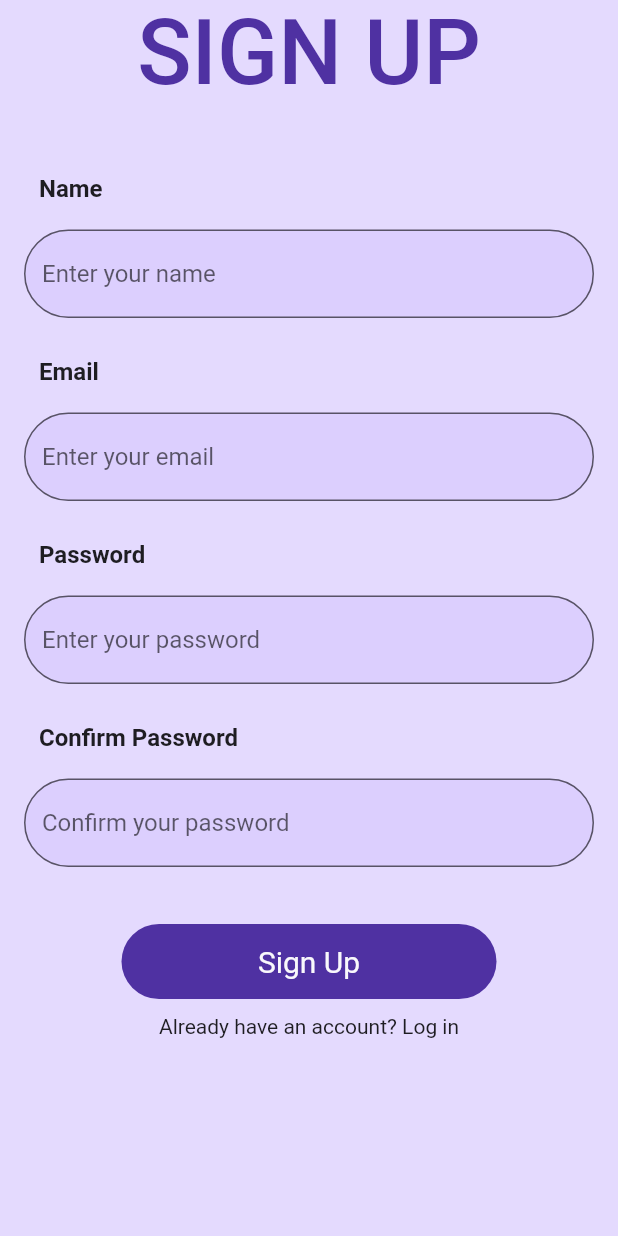
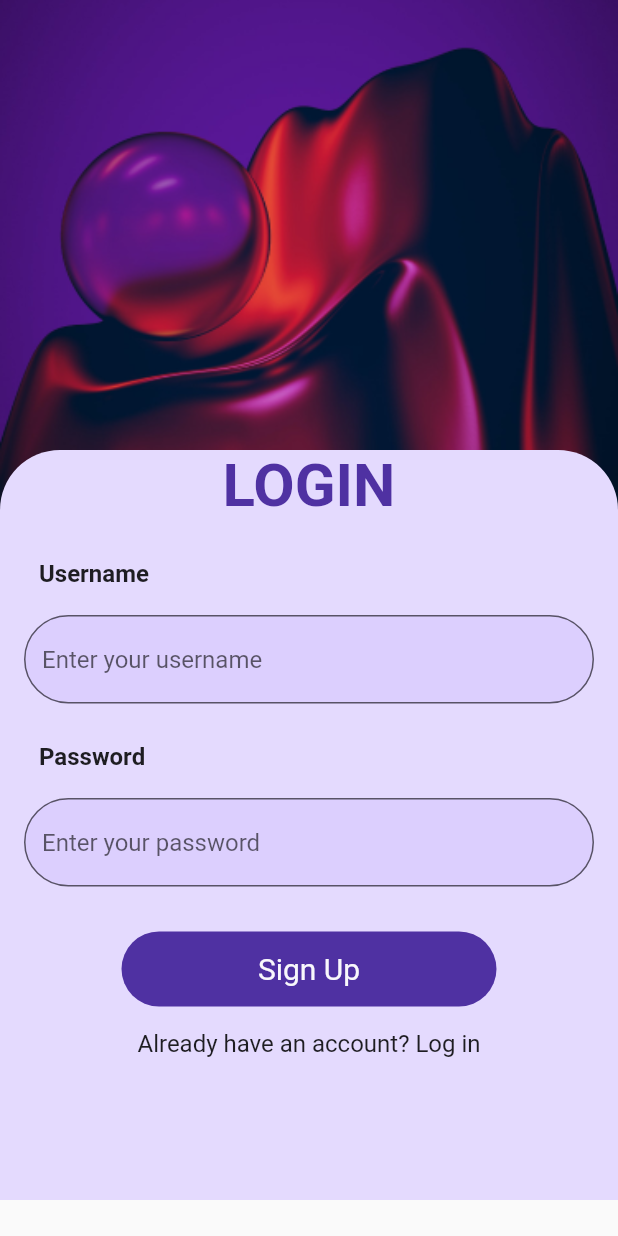
Before and after one commit to shrastaniraula/flip-facts, a Flutter app: the screen it shows after launch, on a phone screen of 412 x 824 dp. Run offline on Flutter 3.47's test engine with Material 2 defaults, Android fonts, the phone set to English and light mode, and no system bars.

Commit message:
complete login,signup,landing

```diff
--- a/lib/Signup.dart
+++ b/lib/Signup.dart
@@ -2,11 +2,20 @@ import 'package:flutter/src/widgets/framework.dart';
 import 'package:flutter/src/widgets/placeholder.dart';
 import "package:flutter/material.dart";
 
-class Signup extends StatelessWidget {
+class Signup extends StatefulWidget {
   Signup({super.key});
+
+  @override
+  State<Signup> createState() => _SignupState();
+}
+
+class _SignupState extends State<Signup> {
   TextEditingController nameController = TextEditingController();
+
   TextEditingController emailController = TextEditingController();
+
   TextEditingController passwordController = TextEditingController();
+
   TextEditingController confirmPasswordController = TextEditingController();
 
   @override
@@ -17,7 +26,7 @@ class Signup extends StatelessWidget {
         child: Container(
           child: SafeArea(
             child: Column(children: [
-              Text("SIGN UP",
+            const Text("SIGN UP",
                   textAlign: TextAlign.left,
                   style: TextStyle(
                       fontSize: 60,
@@ -31,18 +40,18 @@ class Signup extends StatelessWidget {
                 child: Column(
                   crossAxisAlignment: CrossAxisAlignment.start,
                   children: [
-                    Padding(
+                  const  Padding(
                       padding: EdgeInsets.all(10),
                       child: Text(
                         'Name',
-                        style: TextStyle(
+                        style:  TextStyle(
                             fontSize: 16.0, fontWeight: FontWeight.bold),
                       ),
                     ),
                     SizedBox(height: 8.0),
                     TextField(
                       controller: nameController,
-                      decoration: InputDecoration(
+                      decoration: const InputDecoration(
                         filled: true,
                         fillColor: Color.fromARGB(255, 220, 207, 254),
                         border: OutlineInputBorder(
@@ -52,7 +61,7 @@ class Signup extends StatelessWidget {
                       ),
                     ),
                     SizedBox(height: 16.0),
-                    Padding(
+                    const Padding(
                       padding: EdgeInsets.all(10),
                       child: Text(
                         'Email',
@@ -94,8 +103,8 @@ class Signup extends StatelessWidget {
                         hintText: 'Enter your password',
                       ),
                     ),
-                    SizedBox(height: 16.0),
-                    Padding(
+                  const  SizedBox(height: 16.0),
+                    const Padding(
                       padding: EdgeInsets.all(10),
                       child: Text(
                         'Confirm Password',
@@ -135,7 +144,7 @@ class Signup extends StatelessWidget {
                     borderRadius: BorderRadius.circular(50),
                     color: Color.fromARGB(255, 79, 49, 162),
                   ),
-                  child: Center(
+                  child: const Center(
                       child: Text('Sign Up',
                           style: TextStyle(
                               fontSize: 20,
--- /dev/null
+++ b/lib/login.dart
@@ -0,0 +1,160 @@
+// import 'package:flutter/material.dart';
+// import 'package:flutter/src/widgets/framework.dart';
+// import 'package:flutter/src/widgets/placeholder.dart';
+
+// class Login extends StatelessWidget {
+//   const Login({super.key});
+
+//   @override
+//   Widget build(BuildContext context) {
+//     return Scaffold(
+//       backgroundColor: Color.fromARGB(255, 228, 218, 254),
+//     );
+//   }
+// }
+
+import 'package:flutter/material.dart';
+// import 'package:sendimage/createnews.dart';
+
+class Login extends StatelessWidget {
+  Login({super.key});
+  TextEditingController userNameController = TextEditingController();
+
+  TextEditingController passwordController = TextEditingController();
+
+  @override
+  Widget build(BuildContext context) {
+    return Scaffold(
+      body: Container(
+        child: Stack(
+          alignment: AlignmentDirectional.topCenter,
+          children: [
+            Container(
+                // height: 400,
+                constraints: BoxConstraints.loose(Size.fromHeight(500.0)),
+                decoration: BoxDecoration(
+                    image: DecorationImage(
+                        fit: BoxFit.cover,
+                        image: AssetImage("assets/LoginIn.png")))
+
+                // child: Image.asset("assets/LoginIn.png")
+                ),
+            Container(
+              margin: EdgeInsetsDirectional.only(top: 300),
+              // margin: EdgeI/nsets.only(top: 400),
+              height: 500,
+              decoration: BoxDecoration(
+                  borderRadius: BorderRadius.only(
+                      topLeft: Radius.circular(40),
+                      topRight: Radius.circular(40)),
+                  color: Color.fromARGB(255, 228, 218, 254)),
+              child: ListView(
+                children: [
+                  Center(
+                    child: const Text("LOGIN",
+                        textAlign: TextAlign.left,
+                        style: TextStyle(
+                            fontSize: 40,
+                            color: Color.fromARGB(255, 79, 49, 162),
+                            fontWeight: FontWeight.w700)),
+                  ),
+                  // SizedBox(
+                  //   height: 20,
+                  // ),
+                  Column(
+                    children: [
+                      Padding(
+                        padding: EdgeInsets.all(16.0),
+                        child: Column(
+                          crossAxisAlignment: CrossAxisAlignment.start,
+                          children: [
+                            const Padding(
+                              padding: EdgeInsets.all(10),
+                              child: Text(
+                                'Username',
+                                style: TextStyle(
+                                    fontSize: 16.0,
+                                    fontWeight: FontWeight.bold),
+                              ),
+                            ),
+                            SizedBox(height: 8.0),
+                            TextField(
+                              controller: userNameController,
+                              decoration: const InputDecoration(
+                                filled: true,
+                                fillColor: Color.fromARGB(255, 220, 207, 254),
+                                border: OutlineInputBorder(
+                                    borderRadius:
+                                        BorderRadius.all(Radius.circular(30))),
+                                hintText: 'Enter your username',
+                              ),
+                            ),
+                            SizedBox(height: 16.0),
+                            const Padding(
+                              padding: EdgeInsets.all(10),
+                              child: Text(
+                                'Password',
+                                style: TextStyle(
+                                    fontSize: 16.0,
+                                    fontWeight: FontWeight.bold),
+                              ),
+                            ),
+                            SizedBox(height: 8.0),
+                            TextField(
+                              controller: passwordController,
+                              obscureText: true,
+                              decoration: InputDecoration(
+                                filled: true,
+                                fillColor: Color.fromARGB(255, 220, 207, 254),
+                                border: OutlineInputBorder(
+                                    borderRadius:
+                                        BorderRadius.all(Radius.circular(30))),
+                                hintText: 'Enter your password',
+                              ),
+                            ),
+                            SizedBox(
+                              height: 30.0,
+                            ),
+                            Center(
+                              child: GestureDetector(
+                                onTap: () {
+                                  // Perform signup logic here
+                                  print('UserName: ${userNameController.text}');
+                                  print('Password: ${passwordController.text}');
+                                },
+                                child: Container(
+                                  width: 250,
+                                  height: 50,
+                                  decoration: BoxDecoration(
+                                    borderRadius: BorderRadius.circular(50),
+                                    color: Color.fromARGB(255, 79, 49, 162),
+                                  ),
+                                  child: const Center(
+                                      child: Text('Sign Up',
+                                          style: TextStyle(
+                                              fontSize: 20,
+                                              color: Color.fromARGB(
+                                                  246, 255, 255, 255)))),
+                                ),
+                              ),
+                            ),
+                            SizedBox(height: 15.0),
+                            Center(
+                                child: Text(
+                              "Already have an account? Log in",
+                              style: TextStyle(fontSize: 16),
+                            ))
+                          ],
+                        ),
+                      ),
+                    ],
+                  ),
+                ],
+              ),
+            ),
+          ],
+        ),
+      ),
+    );
+  }
+}
--- a/lib/main.dart
+++ b/lib/main.dart
@@ -1,5 +1,6 @@
 import 'package:flashcards/Signup.dart';
 import 'package:flashcards/landing_page.dart';
+import 'package:flashcards/login.dart';
 import 'package:flutter/material.dart';
 
 void main() {
@@ -17,7 +18,7 @@ class MyApp extends StatelessWidget {
       theme: ThemeData(
         primarySwatch: Colors.blue,
       ),
-      home: Signup(),
+      home: Login(),
     );
   }
 }
--- a/pubspec.yaml
+++ b/pubspec.yaml
@@ -58,7 +58,8 @@ flutter:
 
   # To add assets to your application, add an assets section, like this:
   assets:
-    - assests/
+    - assets/
+
     # - images/a_dot_ham.jpeg
 
   # An image asset can refer to one or more resolution-specific "variants", see
```
Also changed, not shown: assets/LoginIn.png (added), assets/backgroundLanding.png (renamed from assests/backgroundLanding.png), assets/doodles.jpg (renamed from assests/doodles.jpg).
